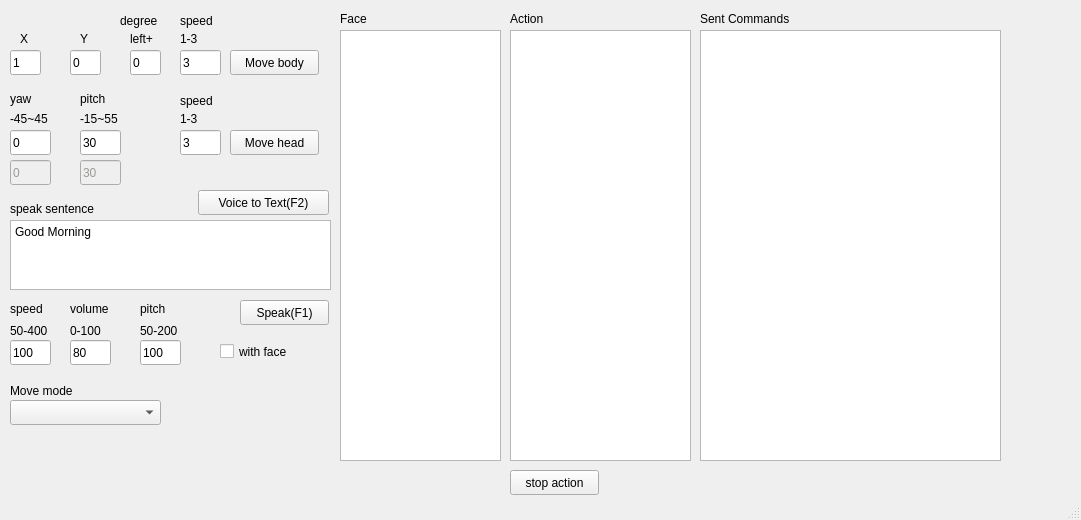
yangchihyuan/ZenboNurseHelper, file cpp/mainwindow.ui: the form before one commit.
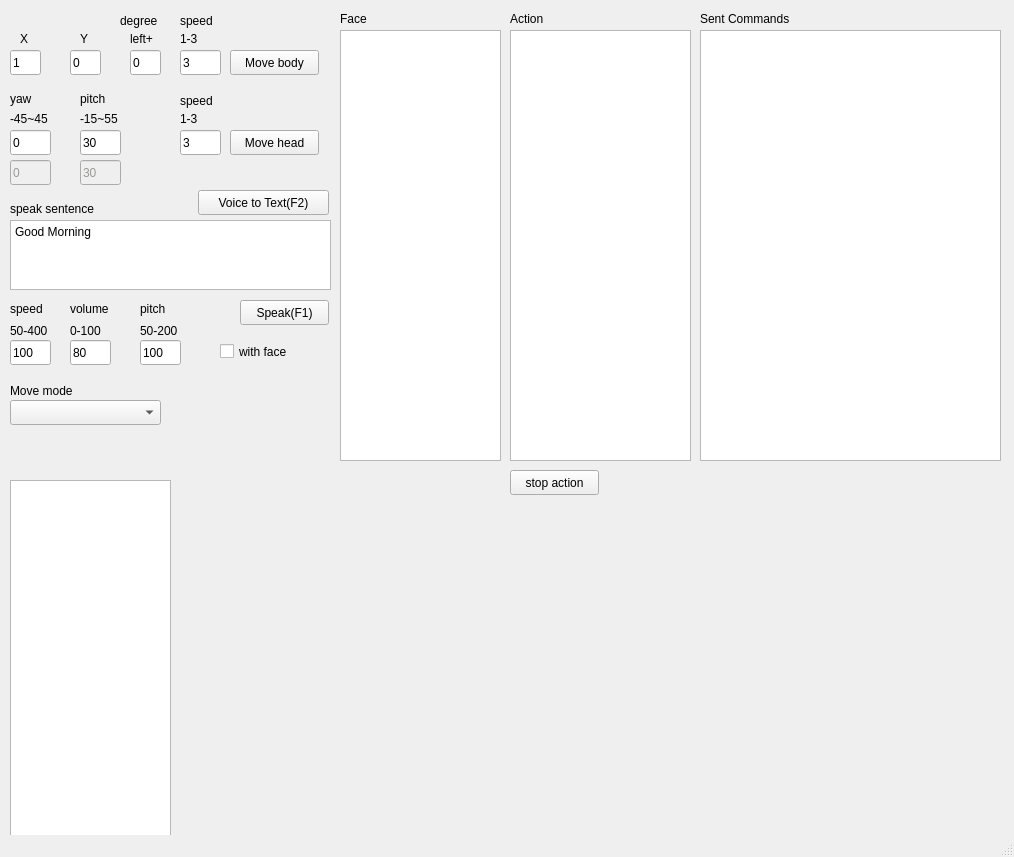
The form after the commit.

What changed in the file:
```diff
--- a/cpp/mainwindow.ui
+++ b/cpp/mainwindow.ui
@@ -9,8 +9,8 @@
    <rect>
     <x>0</x>
     <y>0</y>
-    <width>1081</width>
-    <height>520</height>
+    <width>1014</width>
+    <height>857</height>
    </rect>
   </property>
   <property name="windowTitle">
@@ -752,6 +752,16 @@
      <string>Voice to Text(F2)</string>
     </property>
    </widget>
+   <widget class="QListView" name="listView_Sentence1">
+    <property name="geometry">
+     <rect>
+      <x>10</x>
+      <y>480</y>
+      <width>161</width>
+      <height>361</height>
+     </rect>
+    </property>
+   </widget>
   </widget>
   <widget class="QStatusBar" name="statusbar"/>
  </widget>
```
